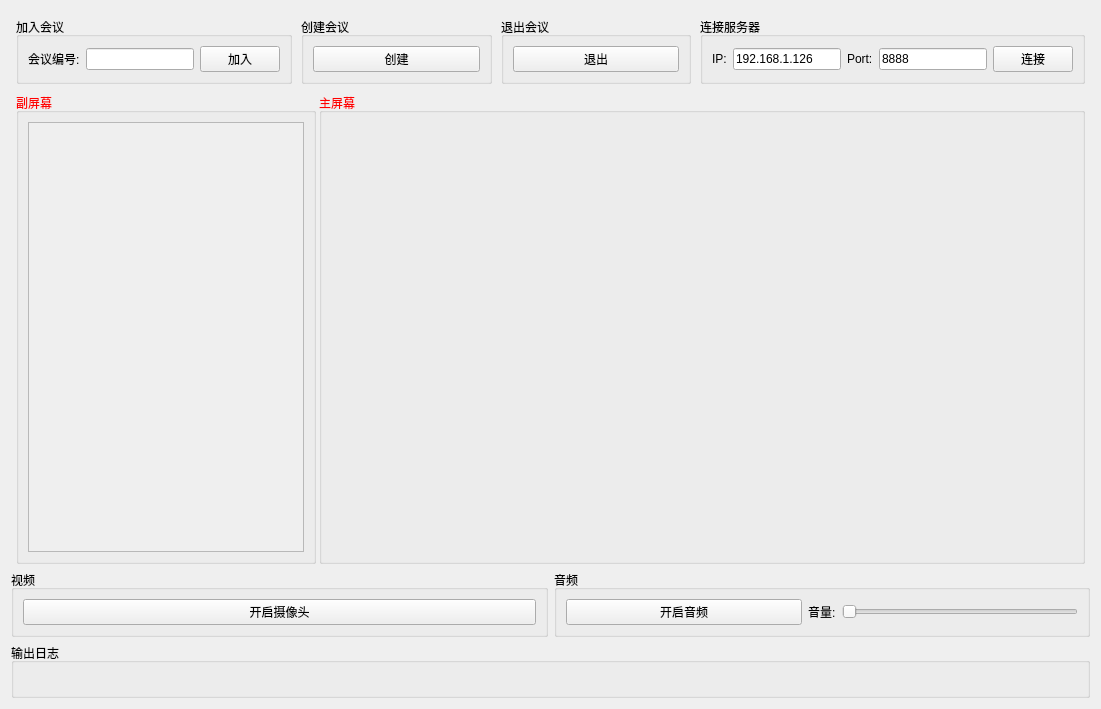
First picture: the form in widget.ui, repository muleimulei/CloudMeeting, before the edit.
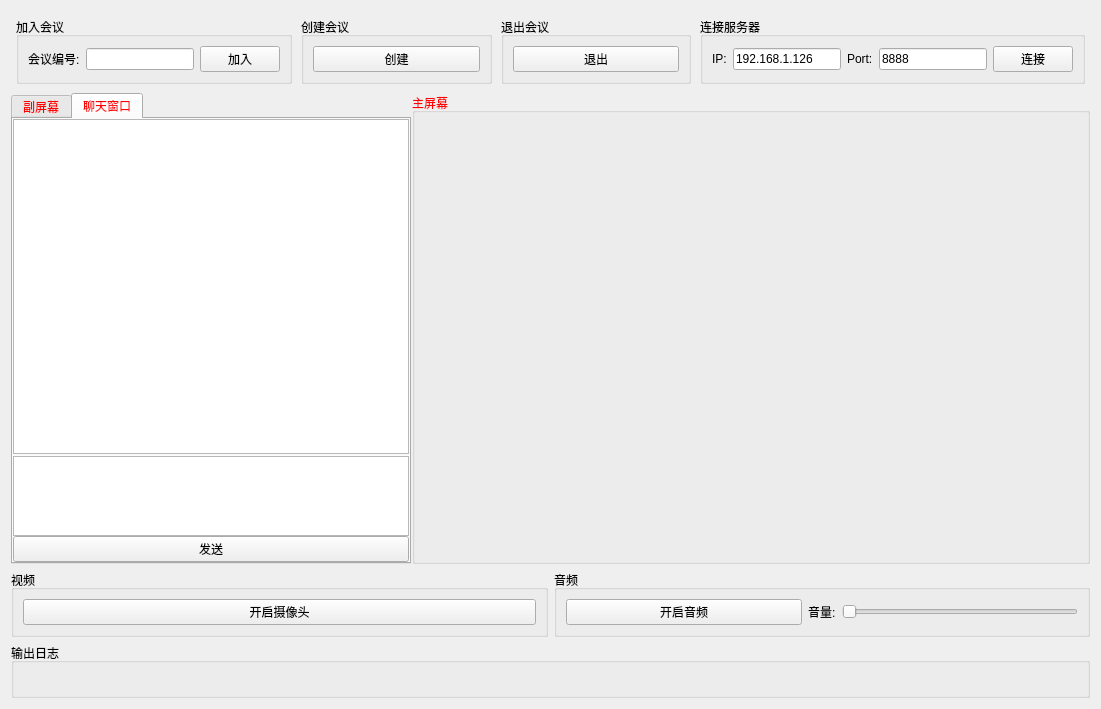
Second picture: the form after the edit.

Commit message: 发送文本信息

What changed in the file:
```diff
--- a/widget.ui
+++ b/widget.ui
@@ -213,34 +213,22 @@
    <item>
     <layout class="QHBoxLayout" name="horizontalLayout_5">
      <property name="spacing">
-      <number>3</number>
-     </property>
-     <property name="leftMargin">
-      <number>5</number>
-     </property>
-     <property name="rightMargin">
-      <number>5</number>
+      <number>1</number>
      </property>
      <item>
-      <widget class="QGroupBox" name="groupBox">
+      <widget class="QTabWidget" name="tabWidget">
        <property name="sizePolicy">
-        <sizepolicy hsizetype="Expanding" vsizetype="Expanding">
+        <sizepolicy hsizetype="Minimum" vsizetype="Expanding">
          <horstretch>0</horstretch>
          <verstretch>0</verstretch>
         </sizepolicy>
        </property>
        <property name="minimumSize">
         <size>
-         <width>300</width>
+         <width>400</width>
          <height>0</height>
         </size>
        </property>
-       <property name="maximumSize">
-        <size>
-         <width>300</width>
-         <height>16777215</height>
-        </size>
-       </property>
        <property name="palette">
         <palette>
          <active>
@@ -253,6 +241,24 @@
             </color>
            </brush>
           </colorrole>
+          <colorrole role="Text">
+           <brush brushstyle="SolidPattern">
+            <color alpha="255">
+             <red>255</red>
+             <green>0</green>
+             <blue>0</blue>
+            </color>
+           </brush>
+          </colorrole>
+          <colorrole role="PlaceholderText">
+           <brush brushstyle="SolidPattern">
+            <color alpha="128">
+             <red>255</red>
+             <green>0</green>
+             <blue>0</blue>
+            </color>
+           </brush>
+          </colorrole>
          </active>
          <inactive>
           <colorrole role="WindowText">
@@ -264,6 +270,24 @@
             </color>
            </brush>
           </colorrole>
+          <colorrole role="Text">
+           <brush brushstyle="SolidPattern">
+            <color alpha="255">
+             <red>255</red>
+             <green>0</green>
+             <blue>0</blue>
+            </color>
+           </brush>
+          </colorrole>
+          <colorrole role="PlaceholderText">
+           <brush brushstyle="SolidPattern">
+            <color alpha="128">
+             <red>255</red>
+             <green>0</green>
+             <blue>0</blue>
+            </color>
+           </brush>
+          </colorrole>
          </inactive>
          <disabled>
           <colorrole role="WindowText">
@@ -275,29 +299,60 @@
             </color>
            </brush>
           </colorrole>
+          <colorrole role="Text">
+           <brush brushstyle="SolidPattern">
+            <color alpha="255">
+             <red>120</red>
+             <green>120</green>
+             <blue>120</blue>
+            </color>
+           </brush>
+          </colorrole>
+          <colorrole role="PlaceholderText">
+           <brush brushstyle="SolidPattern">
+            <color alpha="128">
+             <red>0</red>
+             <green>0</green>
+             <blue>0</blue>
+            </color>
+           </brush>
+          </colorrole>
          </disabled>
         </palette>
        </property>
-       <property name="title">
-        <string>副屏幕</string>
+       <property name="tabShape">
+        <enum>QTabWidget::Rounded</enum>
        </property>
-       <layout class="QGridLayout" name="gridLayout_2">
-        <item row="0" column="0">
-         <widget class="QScrollArea" name="scrollArea">
-          <property name="lineWidth">
-           <number>0</number>
-          </property>
-          <property name="widgetResizable">
-           <bool>true</bool>
-          </property>
-          <widget class="QWidget" name="scrollAreaWidgetContents">
-           <property name="geometry">
-            <rect>
-             <x>0</x>
-             <y>0</y>
-             <width>278</width>
-             <height>470</height>
-            </rect>
+       <property name="currentIndex">
+        <number>1</number>
+       </property>
+       <property name="usesScrollButtons">
+        <bool>true</bool>
+       </property>
+       <widget class="QWidget" name="tab_5">
+        <attribute name="title">
+         <string>副屏幕</string>
+        </attribute>
+        <layout class="QVBoxLayout" name="verticalLayout_5">
+         <property name="spacing">
+          <number>0</number>
+         </property>
+         <property name="leftMargin">
+          <number>0</number>
+         </property>
+         <property name="topMargin">
+          <number>0</number>
+         </property>
+         <property name="rightMargin">
+          <number>0</number>
+         </property>
+         <property name="bottomMargin">
+          <number>0</number>
+         </property>
+         <item>
+          <widget class="QScrollArea" name="scrollArea">
+           <property name="lineWidth">
+            <number>0</number>
            </property>
            <property name="sizePolicy">
             <sizepolicy hsizetype="Expanding" vsizetype="Expanding">
@@ -305,7 +360,91 @@
              <verstretch>0</verstretch>
             </sizepolicy>
            </property>
-           <layout class="QVBoxLayout" name="verticalLayout_3">
+           <widget class="QWidget" name="scrollAreaWidgetContents">
+            <property name="geometry">
+             <rect>
+              <x>0</x>
+              <y>0</y>
+              <width>392</width>
+              <height>477</height>
+             </rect>
+            </property>
+            <property name="sizePolicy">
+             <sizepolicy hsizetype="Expanding" vsizetype="Expanding">
+              <horstretch>0</horstretch>
+              <verstretch>0</verstretch>
+             </sizepolicy>
+            </property>
+            <layout class="QVBoxLayout" name="verticalLayout_3">
+             <property name="spacing">
+              <number>3</number>
+             </property>
+             <property name="leftMargin">
+              <number>0</number>
+             </property>
+             <property name="topMargin">
+              <number>0</number>
+             </property>
+             <property name="rightMargin">
+              <number>0</number>
+             </property>
+             <property name="bottomMargin">
+              <number>0</number>
+             </property>
+            </layout>
+           </widget>
+          </widget>
+         </item>
+        </layout>
+       </widget>
+       <widget class="QWidget" name="tab_6">
+        <property name="sizePolicy">
+         <sizepolicy hsizetype="Expanding" vsizetype="Expanding">
+          <horstretch>0</horstretch>
+          <verstretch>0</verstretch>
+         </sizepolicy>
+        </property>
+        <attribute name="title">
+         <string>聊天窗口</string>
+        </attribute>
+        <layout class="QVBoxLayout" name="verticalLayout_6">
+         <property name="spacing">
+          <number>2</number>
+         </property>
+         <property name="leftMargin">
+          <number>0</number>
+         </property>
+         <property name="topMargin">
+          <number>0</number>
+         </property>
+         <property name="rightMargin">
+          <number>0</number>
+         </property>
+         <property name="bottomMargin">
+          <number>0</number>
+         </property>
+         <item>
+          <widget class="QListWidget" name="listWidget">
+           <property name="horizontalScrollBarPolicy">
+            <enum>Qt::ScrollBarAlwaysOff</enum>
+           </property>
+           <property name="sizeAdjustPolicy">
+            <enum>QAbstractScrollArea::AdjustToContents</enum>
+           </property>
+           <property name="autoScrollMargin">
+            <number>0</number>
+           </property>
+           <property name="itemAlignment">
+            <set>Qt::AlignLeading|Qt::AlignLeft|Qt::AlignRight|Qt::AlignTrailing</set>
+           </property>
+          </widget>
+         </item>
+         <item>
+          <widget class="QWidget" name="widget" native="true">
+           <layout class="QVBoxLayout" name="verticalLayout_7">
+            <property name="spacing">
+             <number>0</number>
+            </property>
             <property name="leftMargin">
              <number>0</number>
             </property>
@@ -315,11 +454,37 @@
             <property name="rightMargin">
              <number>0</number>
             </property>
+            <property name="bottomMargin">
+             <number>0</number>
+            </property>
+            <item>
+             <widget class="QPlainTextEdit" name="plainTextEdit">
+              <property name="sizePolicy">
+               <sizepolicy hsizetype="Minimum" vsizetype="Minimum">
+                <horstretch>0</horstretch>
+                <verstretch>0</verstretch>
+               </sizepolicy>
+              </property>
+              <property name="maximumSize">
+               <size>
+                <width>16777215</width>
+                <height>80</height>
+               </size>
+              </property>
+             </widget>
+            </item>
+            <item>
+             <widget class="QPushButton" name="sendmsg">
+              <property name="text">
+               <string>发送</string>
+              </property>
+             </widget>
+            </item>
            </layout>
           </widget>
-         </widget>
-        </item>
-       </layout>
+         </item>
+        </layout>
+       </widget>
       </widget>
      </item>
      <item>
@@ -371,6 +536,21 @@
         <string>主屏幕</string>
        </property>
        <layout class="QGridLayout" name="gridLayout">
+        <property name="leftMargin">
+         <number>0</number>
+        </property>
+        <property name="topMargin">
+         <number>0</number>
+        </property>
+        <property name="rightMargin">
+         <number>0</number>
+        </property>
+        <property name="bottomMargin">
+         <number>0</number>
+        </property>
+        <property name="spacing">
+         <number>0</number>
+        </property>
         <item row="0" column="0">
          <widget class="QLabel" name="mainshow_label">
           <property name="sizePolicy">
```
Left out of the diff: 7 changed lines with no effect on the pictures. The commit also changes 7 other files.
